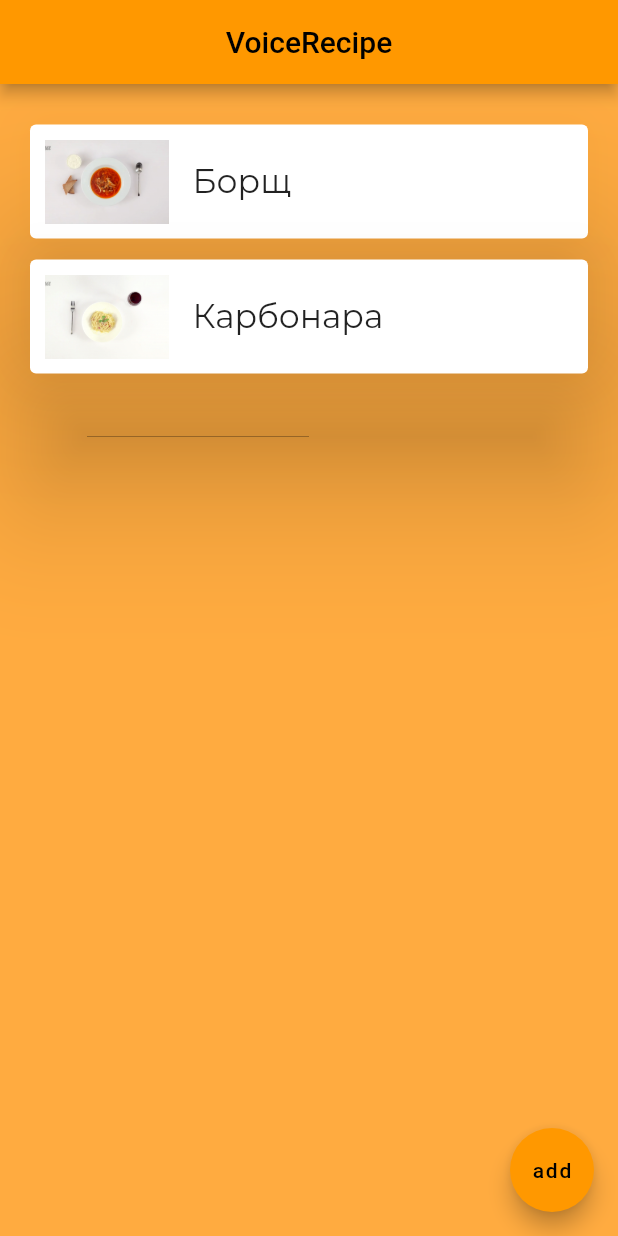
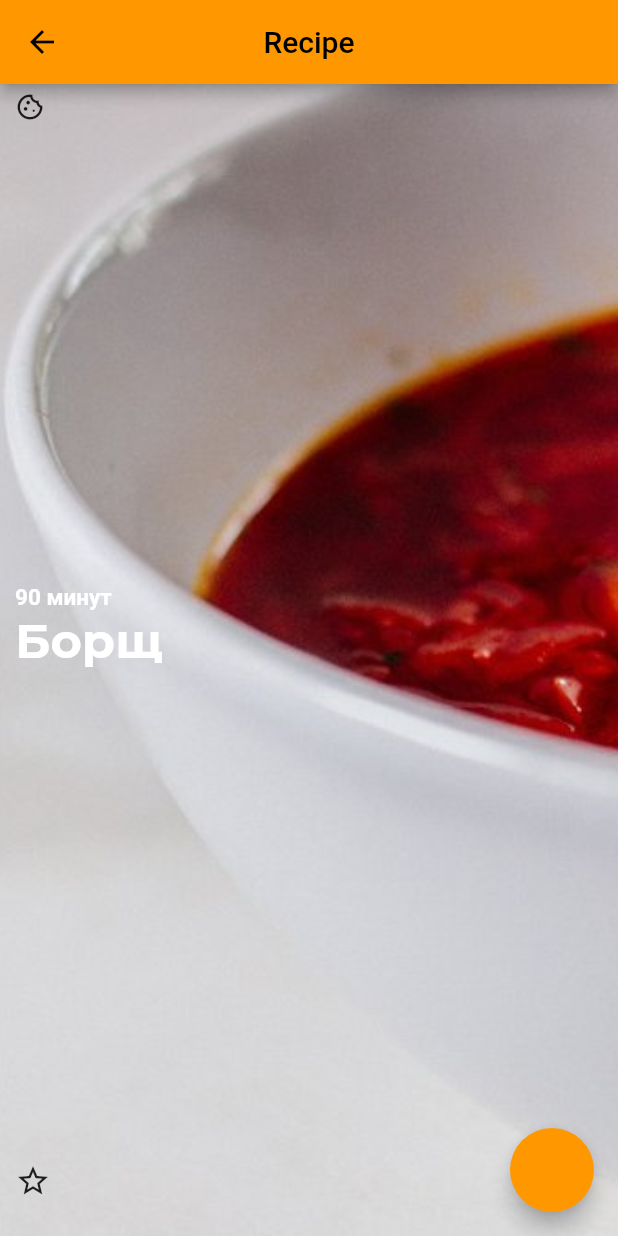
Before and after one commit to OlesiaPalchunova/voice-recipe, a Flutter app: the screen it shows after launch, after a tap on "Борщ", on a phone screen of 412 x 824 dp. Run offline on Flutter 3.47's test engine with Material 2 defaults, Android fonts, the phone set to English and light mode, and no system bars; project files that could hold a hidden picture were left out.

Commit message:
added recipe face, ingredients and steps pages

```diff
--- /dev/null
+++ b/lib/components/recipe_face.dart
@@ -0,0 +1,61 @@
+import 'package:flutter/material.dart';
+
+import 'package:voice_recipe/model/recipe_header.dart';
+
+class RecipeFace extends StatelessWidget {
+  const RecipeFace({
+    Key? key,
+    required this.recipe,
+  }) : super(key: key);
+
+  final Recipe recipe;
+
+  @override
+  Widget build(BuildContext context) {
+    return Container(
+        decoration: BoxDecoration(
+          image: DecorationImage(
+            image: AssetImage(recipe.faceImageUrl),
+            fit: BoxFit.fitHeight,
+          ),
+        ),
+        padding: const EdgeInsets.symmetric(vertical: 5, horizontal: 10),
+        child: Column(
+          mainAxisAlignment: MainAxisAlignment.spaceBetween,
+          children: [
+            Container(
+                alignment: Alignment.centerLeft,
+                child: const Icon(
+                  Icons.cookie_outlined,
+                  size: 20,
+                )),
+            Container(
+              alignment: Alignment.centerLeft,
+              child: Column(
+                children: [
+                  RichText(
+                    text: TextSpan(
+                        style: const TextStyle(
+                            fontFamily: "MontserratBold",
+                            fontSize: 32,
+                            fontWeight: FontWeight.bold,
+                            color: Colors.white),
+                        children: <TextSpan>[
+                          TextSpan(
+                              text: "${recipe.cookTimeMins} минут\n",
+                              style: const TextStyle(fontSize: 15)),
+                          TextSpan(text: recipe.name)
+                        ]),
+                  )
+                ],
+              ),
+            ),
+            Container(
+              margin: const EdgeInsets.symmetric(vertical: 20, horizontal: 0),
+              alignment: Alignment.centerLeft,
+              child: const Icon(Icons.star_border),
+            )
+          ],
+        ));
+  }
+}
--- a/lib/components/recipe_header_card.dart
+++ b/lib/components/recipe_header_card.dart
@@ -1,6 +1,7 @@
 import 'package:flutter/material.dart';
 
 import '../model/recipe_header.dart';
+import 'package:voice_recipe/screens/recipe_screen.dart';
 
 class RecipeHeaderCard extends StatelessWidget {
   const RecipeHeaderCard({
@@ -8,7 +9,7 @@ class RecipeHeaderCard extends StatelessWidget {
     required this.recipe,
   }) : super(key: key);
 
-  final RecipeHeader recipe;
+  final Recipe recipe;
 
   @override
   Widget build(BuildContext context) {
@@ -27,9 +28,14 @@ class RecipeHeaderCard extends StatelessWidget {
           ),
           contentPadding: const EdgeInsets.all(10),
           leading: Image(
-            image: AssetImage(recipe.imageUrl),
+            image: AssetImage(recipe.faceImageUrl),
           ),
-          onTap: () => print("${recipe.id} on tap"),
+          onTap: () => _navigateToNextScreen(context, recipe),
         ));
   }
+
+  void _navigateToNextScreen(BuildContext context, Recipe recipe) {
+    Navigator.of(context).push(MaterialPageRoute(builder: (context) =>
+        RecipeScreen(recipe: recipe)));
+  }
 }
--- a/lib/model/recipe_header.dart
+++ b/lib/model/recipe_header.dart
@@ -1,9 +1,81 @@
-class RecipeHeader {
+class Recipe {
+  int id;
   String name;
-  String imageUrl;
-  int id;
+  String faceImageUrl;
+  int cookTimeMins;
+  int prepTimeMins;
+  int kilocalories;
+  int? proteins;
+  int? fats;
+  int? carbohydrates;
 
-  RecipeHeader({required this.name, required this.imageUrl, required this.id});
+  Recipe({required this.name, required this.faceImageUrl, required this.id,
+  required this.cookTimeMins, required this.prepTimeMins, required this.kilocalories});
+
 }
 
-var e = RecipeHeader(name: "Event 1", imageUrl: "London", id: 0);
+class Ingredient {
+  int id;
+  String name;
+  String count;
+
+  Ingredient({required this.id, required this.name, required this.count});
+}
+
+final List<Recipe> recipes = [
+  Recipe(name: "Борщ", faceImageUrl: "assets/images/borsh.jpg", id: 0,
+  cookTimeMins: 90, prepTimeMins: 5, kilocalories: 140),
+  Recipe(
+      name: "Карбонара", faceImageUrl: "assets/images/carbonara.png", id: 1,
+  cookTimeMins: 30, prepTimeMins: 0, kilocalories: 320),
+  Recipe(name: "Маффины", faceImageUrl: "assets/images/muffin6.jpg", id: 2,
+      cookTimeMins: 40, prepTimeMins: 20, kilocalories: 240)
+];
+
+final List<Ingredient> borshIngredients = [
+  Ingredient(id: 1, name: "Свекла", count: "1 шт."),
+  Ingredient(id: 2, name: "Капуста белокочанная", count: "200 г"),
+  Ingredient(id: 3, name: "Морковь", count: "50 г"),
+  Ingredient(id: 4, name: "Помидоры", count: "1 шт."),
+  Ingredient(id: 5, name: "Лук", count: "1 шт.")
+];
+
+final List<Ingredient> carbonaraIngredients = [
+  Ingredient(id: 1, name: "Бекон", count: "100 г"),
+  Ingredient(id: 2, name: "Спагетти", count: "90 г"),
+  Ingredient(id: 3, name: "Вода", count: "150 мл"),
+  Ingredient(id: 4, name: "Соль", count: "щепотка"),
+  Ingredient(id: 5, name: "Яйца куриные", count: "1 шт.")
+];
+
+final List<Ingredient> muffinsIngredients = [
+  Ingredient(id: 1, name: "Масло сливочное", count: "180 г"),
+  Ingredient(id: 2, name: "Шоколад", count: "100 г"),
+  Ingredient(id: 3, name: "Сахар", count: "200 г"),
+  Ingredient(id: 4, name: "Яйцо", count: "4 шт."),
+  Ingredient(id: 5, name: "Мука", count: "100 г"),
+  Ingredient(id: 5, name: "Какао", count: "40 г"),
+  Ingredient(id: 5, name: "Разрыхлитель", count: "1 ч.л.")
+];
+
+final List<List<Ingredient>> ingrResolve = [borshIngredients, carbonaraIngredients,
+muffinsIngredients];
+
+class RecipeStep {
+  int id;
+  String imgUrl;
+  String description;
+
+  RecipeStep({required this.id, required this.imgUrl, required this.description});
+}
+
+final List<RecipeStep> muffinsSteps = [
+  RecipeStep(id: 1, imgUrl: "assets/images/muffin1.jpg", description: "Сливочное масло растопить с шоколадом на водяной бане, немного остудить и слегка взбить миксером. Добавить сахар и опять хорошо взбить."),
+  RecipeStep(id: 2, imgUrl: "assets/images/muffin2.jpg", description: "Далее по одному добавляем яйца и после каждого взбиваем массу в течение минуты."),
+  RecipeStep(id: 3, imgUrl: "assets/images/muffin3.jpg", description: "В отдельную емкость просеиваем муку, какао и разрыхлитель."),
+  RecipeStep(id: 4, imgUrl: "assets/images/muffin4.jpg", description: "Объединяем сухие и жидкие ингредиенты и вымешиваем тесто до однородности."),
+  RecipeStep(id: 5, imgUrl: "assets/images/muffin5.jpg", description: "Раскладываем тесто по формочкам (количество теста рассчитано где-то на 12-14 кексиков). Выпекаем шоколадные кексики в разогретой до 180 градусах духовке около 20 минут."),
+  RecipeStep(id: 6, imgUrl: "assets/images/muffin6.jpg", description: "Капкейки Брауни готовы. Приятного чаепития!"),
+];
+
+final List<List<RecipeStep>> stepsResolve = [[], [], muffinsSteps];
--- a/lib/screens/home_screen.dart
+++ b/lib/screens/home_screen.dart
@@ -2,18 +2,13 @@ import 'package:flutter/material.dart';
 
 import 'package:voice_recipe/model/recipe_header.dart';
 import 'package:voice_recipe/components/recipe_header_card.dart';
+import 'package:voice_recipe/screens/recipe_screen.dart';
 
 void handle() {
   print("Button has pressed");
 }
 
 class Home extends StatelessWidget {
-  final List<RecipeHeader> recipes = [
-    RecipeHeader(name: "Борщ", imageUrl: "assets/images/borsh.png", id: 0),
-    RecipeHeader(
-        name: "Карбонара", imageUrl: "assets/images/carbonara.png", id: 1),
-  ];
-
   Home({super.key});
 
   @override
@@ -33,10 +28,6 @@ class Home extends StatelessWidget {
           itemBuilder: (_, index) => RecipeHeaderCard(recipe: recipes[index]),
         ),
       ),
-      floatingActionButton: const FloatingActionButton(
-        onPressed: handle,
-        child: Text("add"),
-      ),
     );
   }
 }
--- /dev/null
+++ b/lib/screens/recipe_screen.dart
@@ -0,0 +1,49 @@
+import 'package:flutter/material.dart';
+import 'package:voice_recipe/components/recipe_face.dart';
+import 'package:voice_recipe/components/recipe_ingredients.dart';
+import 'package:voice_recipe/components/recipe_step.dart';
+
+import 'package:voice_recipe/model/recipe_header.dart';
+
+class RecipeScreen extends StatefulWidget {
+  const RecipeScreen({
+    Key? key,
+    required this.recipe,
+  }) : super(key: key);
+
+  final Recipe recipe;
+
+  @override
+  State<RecipeScreen> createState() => _RecipeScreenState();
+}
+
+class _RecipeScreenState extends State<RecipeScreen> {
+  int _slideId = 0;
+
+  @override
+  Widget build(BuildContext context) {
+    return Scaffold(
+      appBar: AppBar(
+        title: const Text("Recipe"),
+        centerTitle: true,
+      ),
+      body: Container(
+        child: getSlide(_slideId),
+      ),
+      floatingActionButton: FloatingActionButton(
+        onPressed: () => setState(() {
+          _slideId++;
+        }),
+      ),
+    );
+  }
+
+  Widget getSlide(int slideId) {
+    if (slideId == 0) {
+      return RecipeFace(recipe: widget.recipe,);
+    } else if (slideId == 1) {
+      return RecipeIngredients(recipe: widget.recipe);
+    }
+    return RecipeStepWidget(recipe: widget.recipe, idx: slideId - 1);
+  }
+}
--- a/pubspec.yaml
+++ b/pubspec.yaml
@@ -79,7 +79,9 @@ flutter:
      - family: Montserrat
        fonts:
          - asset: assets/fonts/Montserrat/static/Montserrat-Regular.ttf
-#         - asset: fonts/Schyler-Regular
+     - family: MontserratBold
+       fonts:
+         - asset: assets/fonts/Montserrat/static/Montserrat-Bold.ttf
   #         style: italic
 #     - family: Trajan Pro
   #     fonts:
```
Also changed, not shown: lib/components/recipe_ingredients.dart (added, +191 -0 lines), lib/components/recipe_step.dart (added, +47 -0 lines), assets/images/borsh.jpg (added), assets/images/muffin1.jpg (added), assets/images/muffin2.jpg (added), assets/images/muffin3.jpg (added), assets/images/muffin4.jpg (added), assets/images/muffin5.jpg (added), assets/images/muffin6.jpg (added).
